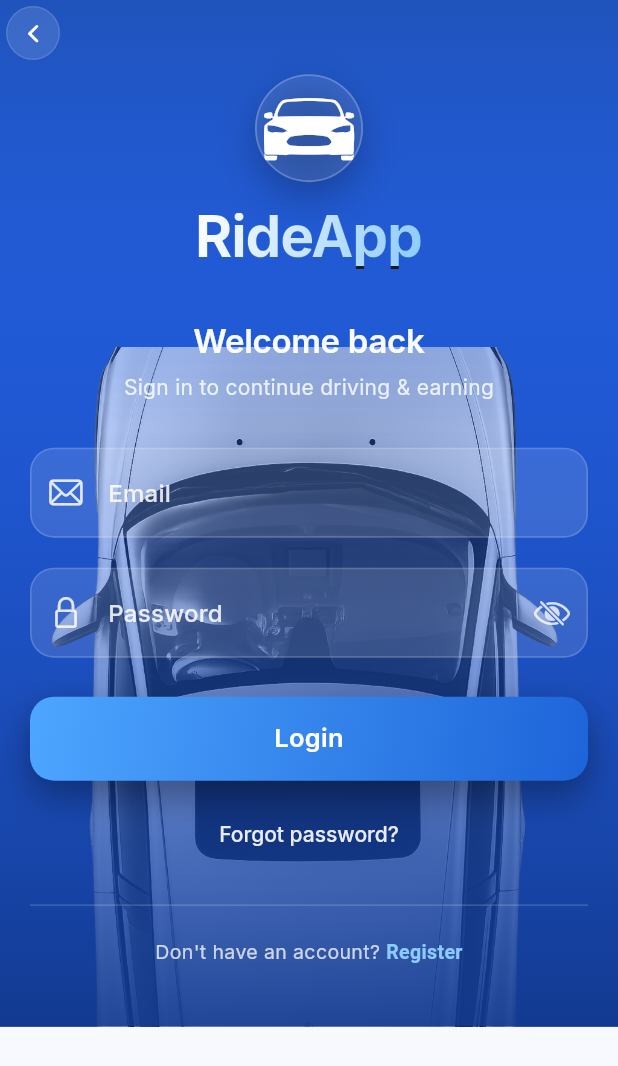
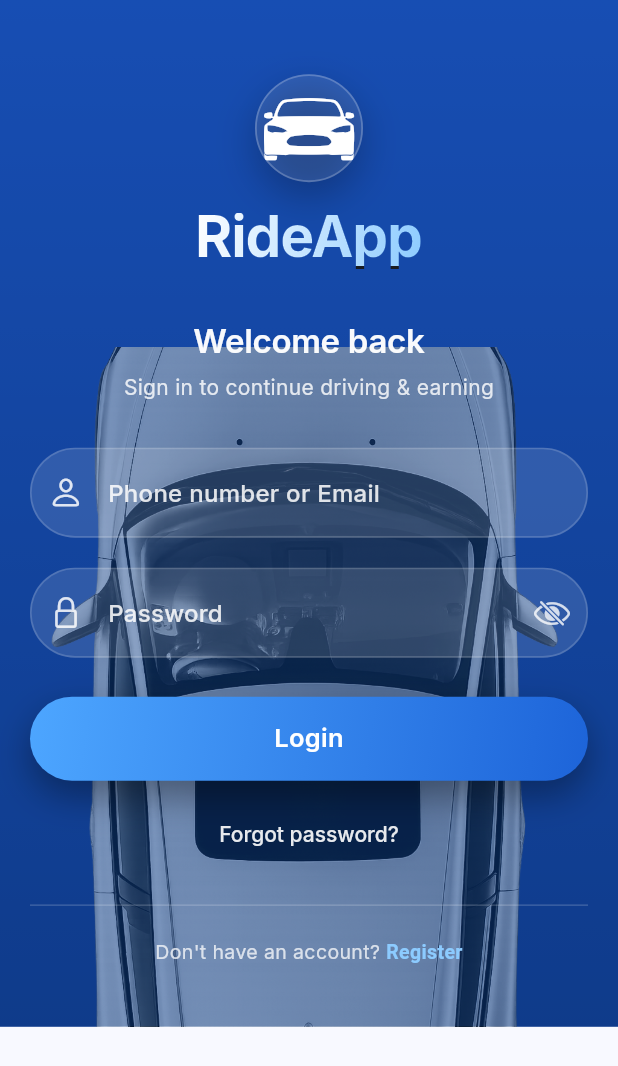
Before and after one commit to Ditronics-Tz/ride_driver, a Flutter app: the screen it shows after launch, after a tap on the "arrow forward" icon, on a phone screen of 412 x 824 dp. Shown: the top 1066 px of the screen. Run offline on Flutter 3.47's test engine with Material 3 defaults, Android fonts, the phone set to English and light mode, and no system bars; drawn by our look-alikes of getwidget; our stand-ins replace flutter_riverpod, form_validator, google_fonts.

Commit message:
Enhance LoginScreen and WelcomeScreen with uniform overlay tint for improved visual consistency

```diff
--- a/lib/Screens/AuthScreens/login_screen.dart
+++ b/lib/Screens/AuthScreens/login_screen.dart
@@ -30,8 +30,10 @@ class _LoginScreenState extends State<LoginScreen> {
     final size = MediaQuery.of(context).size;
 
     // ---------- TUNING ----------
-    final double carHeightFactor = 0.55;   // How tall the car image area is (fraction of screen height)
-    final double carBottomOvershoot = 0.0; // Use negative (e.g. -20) to push image slightly off-screen
+    final double carHeightFactor = 0.55;     // Fraction of screen height used by the car image
+    final double carBottomOvershoot = 0.0;   // Negative to push image further down/off-screen
+    final Color  globalOverlayColor  = const Color(0xFF0C3C85);
+    final double globalOverlayOpacity = 0.55; // 0 = no tint, 1 = solid
     // ----------------------------
 
     return Scaffold(
@@ -53,7 +55,7 @@ class _LoginScreenState extends State<LoginScreen> {
             ),
           ),
 
-          // BOTTOM-ANCHORED car image (was top-anchored before)
+          // BOTTOM-ANCHORED car image (clean: no internal overlay now)
           Positioned(
             left: 0,
             right: 0,
@@ -64,7 +66,7 @@ class _LoginScreenState extends State<LoginScreen> {
                 width: size.width,
                 child: Image.asset(
                   'assets/images/md1.png',
-                  fit: BoxFit.cover,            // Try BoxFit.contain if you want the full car visible
+                  fit: BoxFit.cover,
                   alignment: Alignment.bottomCenter,
                   errorBuilder: (c, e, s) => Container(
                     color: const Color(0xFF123A91),
@@ -80,22 +82,11 @@ class _LoginScreenState extends State<LoginScreen> {
             ),
           ),
 
-          // Overlay to keep text readable (fades more towards bottom)
+          // NEW: full-screen uniform overlay tint (removed previous per-image overlay & fade)
           Positioned.fill(
             child: IgnorePointer(
               child: Container(
-                decoration: BoxDecoration(
-                  gradient: LinearGradient(
-                    begin: Alignment.topCenter,
-                    end: Alignment.bottomCenter,
-                    colors: const [
-                      Color(0xCC1E4FAF), // top tint
-                      Color(0x552563EB), // softer mid
-                      Color(0xEE123A91), // strong bottom for form contrast
-                    ],
-                    stops: const [0.0, 0.42, 1.0],
-                  ),
-                ),
+                color: globalOverlayColor.withOpacity(globalOverlayOpacity),
               ),
             ),
           ),
@@ -164,7 +155,7 @@ class _LoginScreenState extends State<LoginScreen> {
                           begin: Alignment.topLeft,
                           end: Alignment.bottomRight,
                         ),
-                        borderRadius: BorderRadius.circular(16),
+                        borderRadius: BorderRadius.circular(100), // was 16 -> pill
                         boxShadow: [
                           BoxShadow(
                             color: Colors.black.withOpacity(0.35),
@@ -179,6 +170,7 @@ class _LoginScreenState extends State<LoginScreen> {
                         color: Colors.transparent,
                         elevation: 0,
                         fullWidthButton: true,
+                        shape: GFButtonShape.pills, // ensure internal hitbox is pill
                         textStyle: GoogleFonts.inter(
                           fontSize: 17,
                           fontWeight: FontWeight.w600,
@@ -252,18 +244,6 @@ class _LoginScreenState extends State<LoginScreen> {
             ),
           ),
 
-          Positioned(
-            top: MediaQuery.of(context).padding.top + 4,
-            left: 4,
-            child: GFIconButton(
-              color: Colors.white.withOpacity(0.12),
-              size: GFSize.SMALL,
-              shape: GFIconButtonShape.circle,
-              icon: const Icon(CupertinoIcons.back, color: Colors.white),
-              onPressed: () => Navigator.of(context).maybePop(),
-            ),
-          ),
-
           if (_loading)
             Positioned.fill(
               child: IgnorePointer(
@@ -333,14 +313,32 @@ class _LoginForm extends StatelessWidget {
     required this.onToggleObscure,
   });
 
+  bool _isValidEmail(String v) {
+    final emailRegex = RegExp(r'^[A-Za-z0-9._%+\-]+@[A-Za-z0-9.\-]+\.[A-Za-z]{2,}$');
+    return emailRegex.hasMatch(v);
+  }
+
+  bool _isValidPhone(String v) {
+    final phone = v.replaceAll(' ', '');
+    final phoneRegex = RegExp(r'^\+?\d{7,15}$'); // allows + then 7–15 digits
+    return phoneRegex.hasMatch(phone);
+  }
+
   @override
   Widget build(BuildContext context) {
-    final emailValidator = ValidationBuilder()
-        .minLength(3, 'Too short')
-        .email('Invalid email')
+    // Big radius so the field looks like a pill
+    const double pillRadius = 40;
+
+    String? phoneOrEmailValidator(String? v) {
+      if (v == null || v.trim().isEmpty) return 'Required';
+      final value = v.trim();
+      if (_isValidEmail(value) || _isValidPhone(value)) return null;
+      return 'Enter valid email or phone';
+    }
+
+    final passwordValidator = ValidationBuilder()
+        .minLength(6, 'Min 6 chars')
         .build();
-    final passwordValidator =
-        ValidationBuilder().minLength(6, 'Min 6 chars').build();
 
     return Form(
       key: formKey,
@@ -355,12 +353,13 @@ class _LoginForm extends StatelessWidget {
             ),
             cursorColor: const Color(0xFF8CCBFF),
             decoration: _decoration(
-              label: 'Email',
-              icon: CupertinoIcons.mail,
+              label: 'Phone number or Email',
+              icon: CupertinoIcons.person, // changed icon to a neutral one
+              pillRadius: pillRadius,
             ),
-            validator: (v) => emailValidator(v),
+            validator: phoneOrEmailValidator,
           ),
-            const SizedBox(height: 20),
+          const SizedBox(height: 20),
           TextFormField(
             controller: passwordCtrl,
             obscureText: obscure,
@@ -372,6 +371,7 @@ class _LoginForm extends StatelessWidget {
             decoration: _decoration(
               label: 'Password',
               icon: CupertinoIcons.lock,
+              pillRadius: pillRadius,
               suffix: IconButton(
                 splashRadius: 20,
                 icon: Icon(
@@ -391,6 +391,7 @@ class _LoginForm extends StatelessWidget {
   InputDecoration _decoration({
     required String label,
     required IconData icon,
+    required double pillRadius,
     Widget? suffix,
   }) {
     return InputDecoration(
@@ -405,28 +406,28 @@ class _LoginForm extends StatelessWidget {
       filled: true,
       fillColor: Colors.white.withOpacity(0.12),
       enabledBorder: OutlineInputBorder(
-        borderRadius: BorderRadius.circular(16),
+        borderRadius: BorderRadius.circular(pillRadius),
         borderSide: BorderSide(
           color: Colors.white.withOpacity(0.16),
           width: 1.1,
         ),
       ),
       focusedBorder: OutlineInputBorder(
-        borderRadius: BorderRadius.circular(16),
+        borderRadius: BorderRadius.circular(pillRadius),
         borderSide: const BorderSide(
           color: Color(0xFF8CCBFF),
           width: 1.4,
         ),
       ),
       errorBorder: OutlineInputBorder(
-        borderRadius: BorderRadius.circular(16),
+        borderRadius: BorderRadius.circular(pillRadius),
         borderSide: const BorderSide(color: Colors.redAccent, width: 1.1),
       ),
       focusedErrorBorder: OutlineInputBorder(
-        borderRadius: BorderRadius.circular(16),
+        borderRadius: BorderRadius.circular(pillRadius),
         borderSide: const BorderSide(color: Colors.redAccent, width: 1.2),
       ),
-      contentPadding: const EdgeInsets.symmetric(horizontal: 18, vertical: 18),
+      contentPadding: const EdgeInsets.symmetric(horizontal: 20, vertical: 18),
     );
   }
 }
--- a/lib/Screens/welcome.dart
+++ b/lib/Screens/welcome.dart
@@ -20,6 +20,10 @@ class WelcomeScreen extends StatelessWidget {
             final buttonWidth = 100.0;
             final buttonHeight = 54.0;
             final buttonVerticalFactorOnCar = 0.78;
+
+            // NEW: uniform overlay tint (same idea as login screen)
+            final Color  globalOverlayColor  = const Color(0xFF0C3C85);
+            final double globalOverlayOpacity = 0.55; // 0 = none, 1 = solid
           // ---------------------------------------------
 
           final carHeight = h * carHeightFactor;
```
